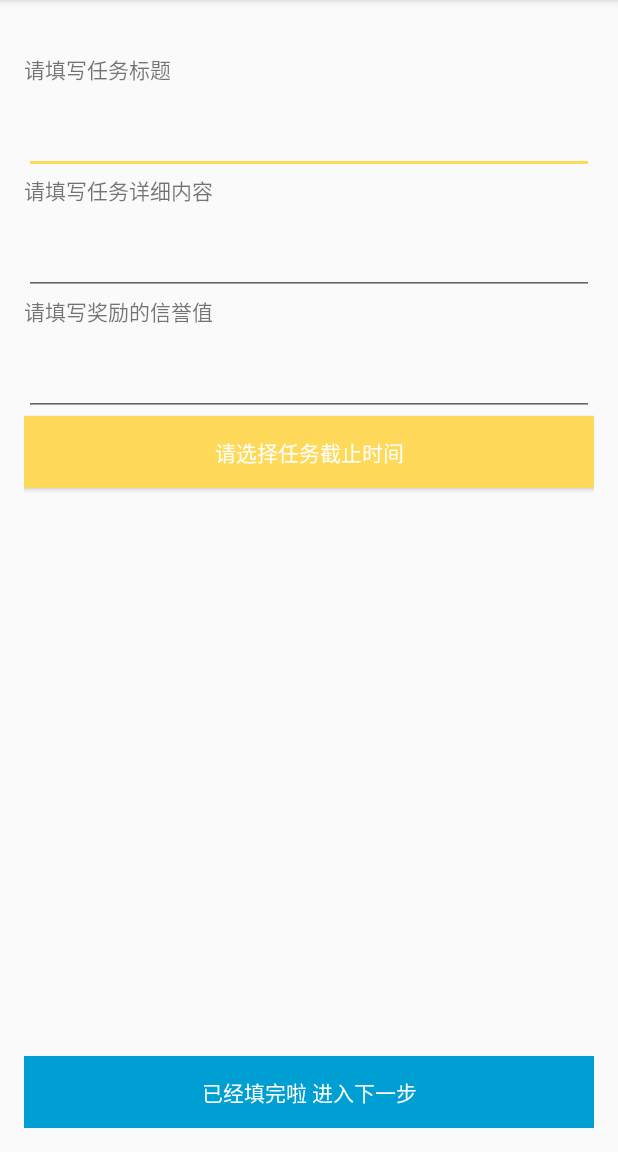
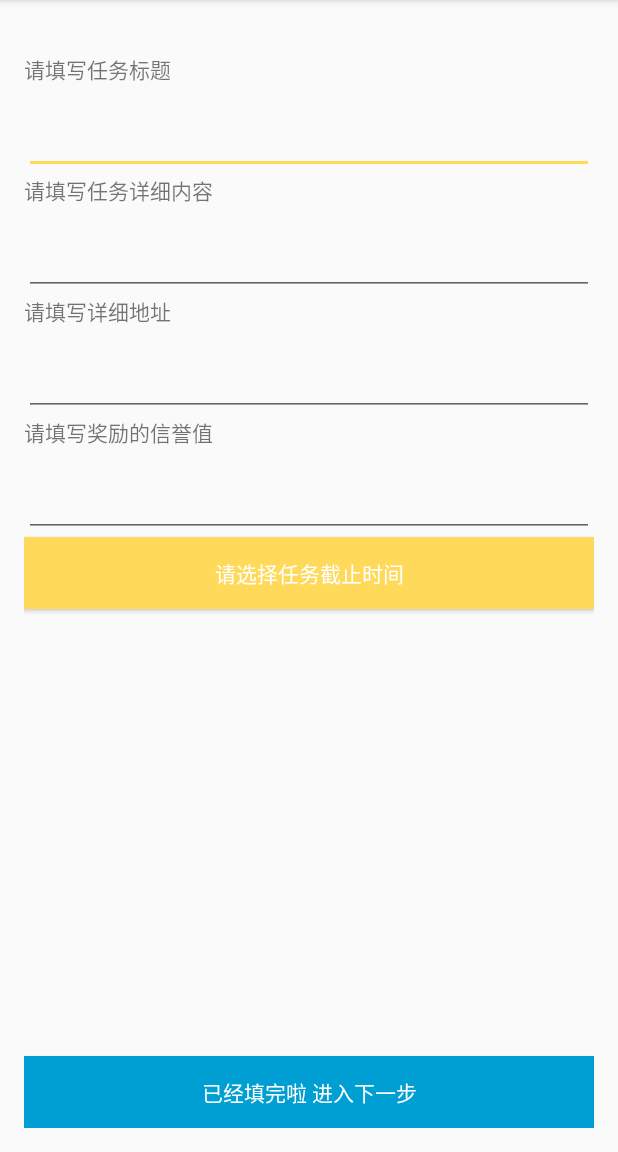
Before and after one commit to jichaofdu/PM_Project, an Android app: the PublishTaskStepTwoActivity screen opened directly, with no data from a screen before it, on a phone screen of 412 x 824 dp, the part 84-1236 px from its top. Run offline under Robolectric (Android 15) with nearby library versions, the phone set to English and light mode, and no system bars.

Commit message:
解决返回的task解析问题，并完善部分发布任务功能

```diff
--- a/Client/Dada/app/build.gradle
+++ b/Client/Dada/app/build.gradle
@@ -37,5 +37,6 @@ dependencies {
     compile 'com.android.support:design:25.0.0'
     testCompile 'junit:junit:4.12'
     compile files('libs/AMap2DMap_2.9.2_AMapSearch_3.6.1_AMapLocation_3.1.0_20161122.jar')
+    compile files('libs/gson-2.8.0.jar')
 
 }
--- a/Client/Dada/app/src/main/AndroidManifest.xml
+++ b/Client/Dada/app/src/main/AndroidManifest.xml
@@ -37,7 +37,7 @@
         android:theme="@style/AppTheme">
         <meta-data
             android:name="com.amap.api.v2.apikey"
-            android:value="2265f95d4fa3808fcd475be483b8d7f1"/>
+            android:value="26014d4e525d106d54929b790aa25ec3"/>
 
         <service android:name="com.amap.api.location.APSService" />
 
--- a/Client/Dada/app/src/main/java/projectmanager/dada/pages/PublishTaskStepThreeActivity.java
+++ b/Client/Dada/app/src/main/java/projectmanager/dada/pages/PublishTaskStepThreeActivity.java
@@ -92,7 +92,6 @@ public class PublishTaskStepThreeActivity extends Activity {
                     s[i] = mTagListView.getCheckedTags().get(i).getTitle();
                 }
                 task.setTags(s);
-                task.getLocation().setDescription("here");
 
                 PublishTask publishTask = new PublishTask(task);
                 publishTask.execute((Void) null);
--- a/Client/Dada/app/src/main/java/projectmanager/dada/pages/PublishTaskStepTwoActivity.java
+++ b/Client/Dada/app/src/main/java/projectmanager/dada/pages/PublishTaskStepTwoActivity.java
@@ -28,6 +28,7 @@ public class PublishTaskStepTwoActivity extends AppCompatActivity {
     private EditText inputTaskTitle;
     private EditText inputTaskContent;
     private Button deadline;
+    private EditText inputTaskLocation;
     private EditText inputTaskCredit;
     private Button   stepTwoFinishButton;
     private String dateString;
@@ -41,6 +42,7 @@ public class PublishTaskStepTwoActivity extends AppCompatActivity {
 
         inputTaskTitle = (EditText) findViewById(R.id.step_two_input_title);
         inputTaskContent = (EditText) findViewById(R.id.step_two_input_content);
+        inputTaskLocation = (EditText) findViewById(R.id.step_two_input_location);
         deadline = (Button) findViewById(R.id.step_two_deadline);
         inputTaskCredit = (EditText) findViewById(R.id.step_two_input_credit);
         stepTwoFinishButton = (Button) findViewById(R.id.step_two_ok_button);
@@ -73,6 +75,7 @@ public class PublishTaskStepTwoActivity extends AppCompatActivity {
                 //   将获取到的用户的输入信息存放在DataManager中，留作后用
                 String title = inputTaskTitle.getText().toString();
                 String content = inputTaskContent.getText().toString();
+                String locationDscp = inputTaskLocation.getText().toString();
                 Date date = calendar.getTime();
                 View focus = null;
                 boolean b = false;
@@ -85,6 +88,7 @@ public class PublishTaskStepTwoActivity extends AppCompatActivity {
                 task.setDescription(content);
                 task.setDeadline(date);
                 task.setCredit(credit);
+                task.getLocation().setDescription(locationDscp);
                 if (credit > DataManager.getInstance().getCurrentUser().getCredit()) {
                     inputTaskCredit.setError(getString(R.string.error_credit));
                     focus = inputTaskCredit;
--- a/Client/Dada/app/src/main/res/layout/activity_publish_task_step_two.xml
+++ b/Client/Dada/app/src/main/res/layout/activity_publish_task_step_two.xml
@@ -24,7 +24,7 @@
         android:id="@+id/step_two_input_title"
         android:layout_width="wrap_content"
         android:layout_height="wrap_content"
-        android:inputType="textPersonName"
+        android:inputType="text"
         android:ems="10"
         android:layout_marginTop="14dp"
         android:layout_below="@+id/step_two_title"
@@ -52,8 +52,8 @@
         android:layout_alignParentEnd="true" />
 
     <TextView
-        android:id="@+id/step_two_credit"
-        android:text="@string/second_step_credit"
+        android:id="@+id/step_two_location"
+        android:text="@string/locationDscp"
         android:layout_width="wrap_content"
         android:layout_height="wrap_content"
         android:layout_below="@+id/step_two_input_content"
@@ -62,10 +62,30 @@
 
     <EditText
         android:layout_marginTop="14dp"
+        android:id="@+id/step_two_input_location"
+        android:layout_width="wrap_content"
+        android:layout_height="wrap_content"
+        android:inputType="textMultiLine"
+        android:ems="10"
+        android:layout_below="@+id/step_two_location"
+        android:layout_alignParentStart="true"
+        android:layout_alignParentEnd="true" />
+
+    <TextView
+        android:id="@+id/step_two_credit"
+        android:text="@string/second_step_credit"
+        android:layout_width="wrap_content"
+        android:layout_height="wrap_content"
+        android:layout_below="@+id/step_two_input_location"
+        android:layout_alignParentStart="true"
+        android:layout_alignParentEnd="true" />
+
+    <EditText
+        android:layout_marginTop="14dp"
         android:id="@+id/step_two_input_credit"
         android:layout_width="wrap_content"
         android:layout_height="wrap_content"
-        android:inputType="textMultiLine"
+        android:inputType="number"
         android:ems="10"
         android:layout_below="@+id/step_two_credit"
         android:layout_alignParentStart="true"
--- a/Client/Dada/app/src/main/res/values/dimens.xml
+++ b/Client/Dada/app/src/main/res/values/dimens.xml
@@ -10,6 +10,6 @@
     <dimen name="tag_corner_radius">20.0dip</dimen>
     <dimen name="tag_horizontal_spacing">8.0dip</dimen>
     <dimen name="tag_vertical_spacing">6.0dip</dimen>
-    <dimen name="common_margin">12.0dip</dimen>
+    <dimen name="common_margin">20.0dip</dimen>
     <dimen name="common_margin_10">10.0dip</dimen>
 </resources>
--- a/Client/Dada/app/src/main/res/values/strings.xml
+++ b/Client/Dada/app/src/main/res/values/strings.xml
@@ -51,4 +51,6 @@
     <string name="error_credit">你的信誉值不足</string>
     <string name="add_tag">自定义标签</string>
     <string name="add_tag_button">增加标签</string>
+    <string name="locationDscp">请填写详细地址</string>
+    <string name="search_hint">输入地点</string>
 </resources>
```
Also changed, not shown: Client/Dada/app/src/main/java/projectmanager/dada/pages/PublishTaskStepOneActivity.java (+18 -1 lines), Client/Dada/app/src/main/java/projectmanager/dada/util/ApiManager.java (+31 -11 lines), Client/Dada/app/src/main/res/layout/activity_publish_task_step_one.xml (+13 -4 lines), Client/Dada/app/libs/gson-2.8.0.jar (added).
